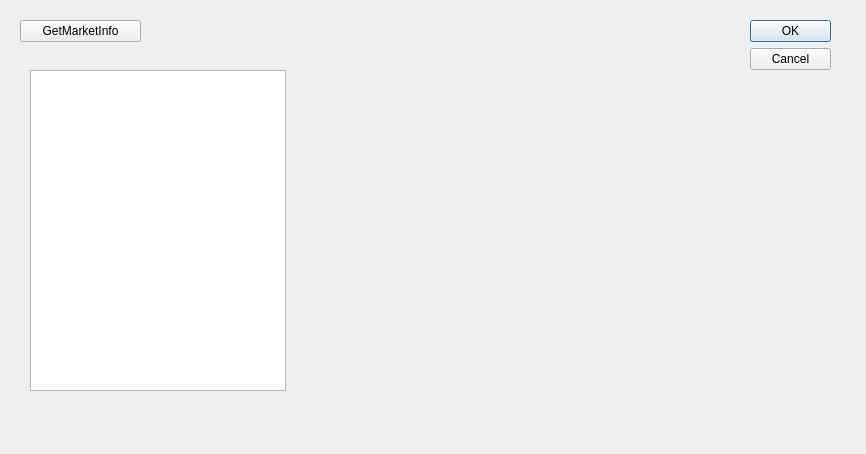
Qt form listview.ui (Gance54/test_qt) before a commit.
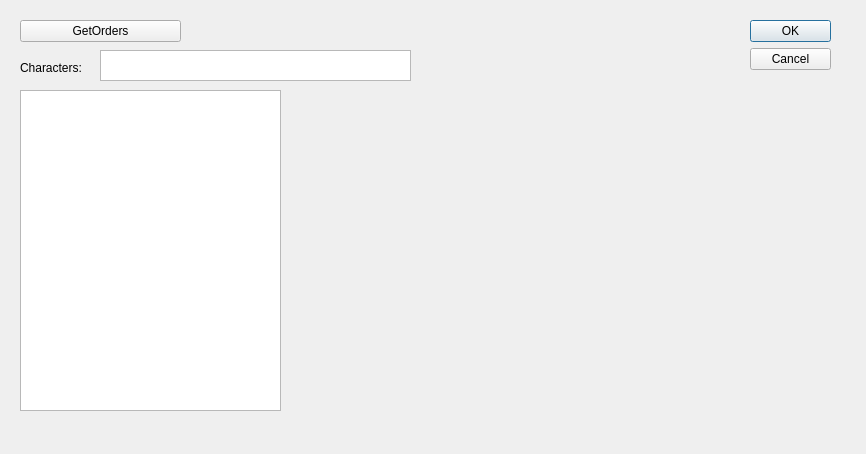
The same form after that commit.

```diff
--- a/listview.ui
+++ b/listview.ui
@@ -34,24 +34,47 @@
     <rect>
      <x>20</x>
      <y>20</y>
-     <width>121</width>
+     <width>161</width>
      <height>22</height>
     </rect>
    </property>
    <property name="text">
-    <string>GetMarketInfo</string>
+    <string>GetOrders</string>
    </property>
   </widget>
   <widget class="QListWidget" name="listWidget">
    <property name="geometry">
     <rect>
-     <x>30</x>
-     <y>70</y>
-     <width>256</width>
+     <x>20</x>
+     <y>90</y>
+     <width>261</width>
      <height>321</height>
     </rect>
    </property>
   </widget>
+  <widget class="QLabel" name="label">
+   <property name="geometry">
+    <rect>
+     <x>20</x>
+     <y>60</y>
+     <width>81</width>
+     <height>16</height>
+    </rect>
+   </property>
+   <property name="text">
+    <string>Characters:</string>
+   </property>
+  </widget>
+  <widget class="QPlainTextEdit" name="CharactersPlainTextEdit">
+   <property name="geometry">
+    <rect>
+     <x>100</x>
+     <y>50</y>
+     <width>311</width>
+     <height>31</height>
+    </rect>
+   </property>
+  </widget>
  </widget>
  <resources/>
  <connections>
```
